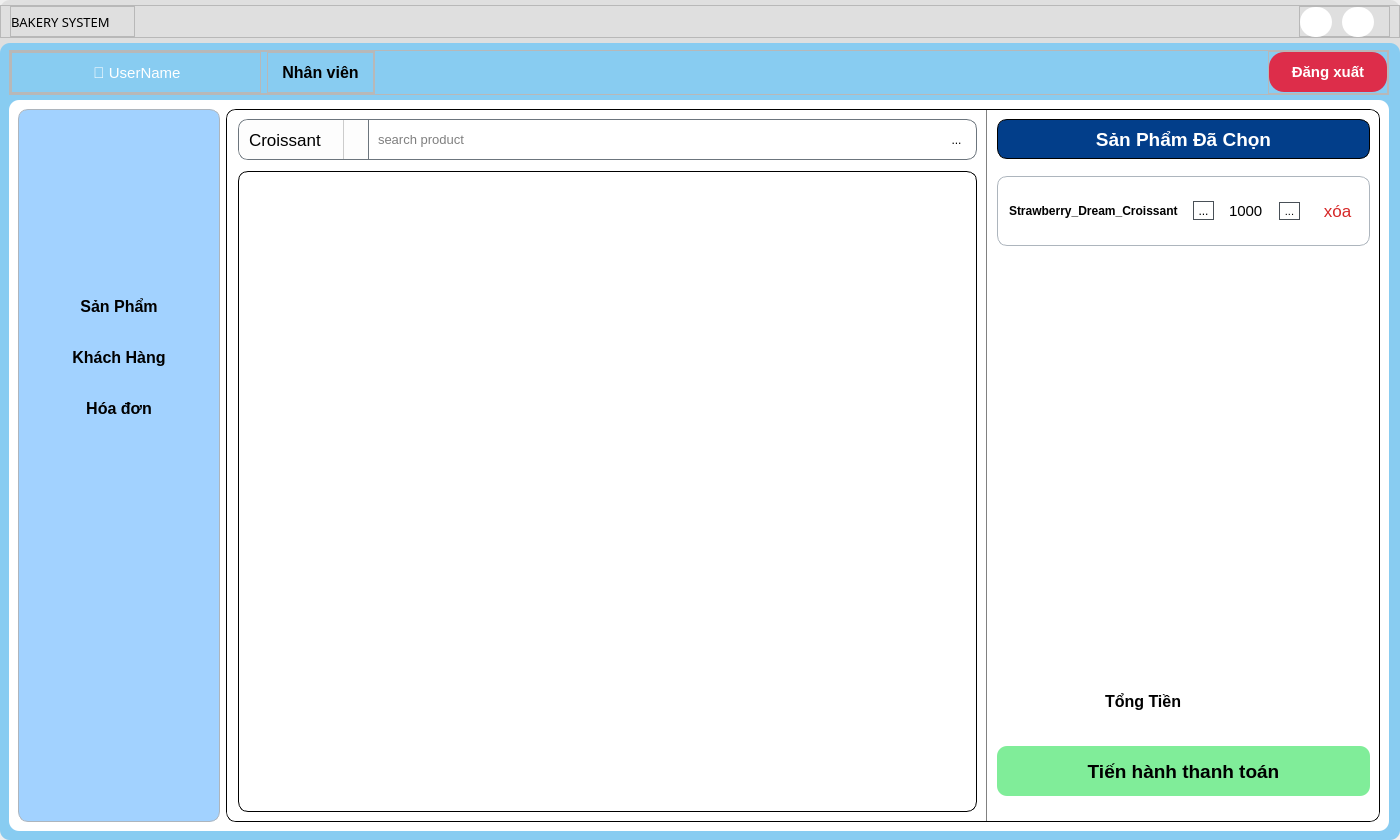
The window that UI/forms/employee/employee_main_screen.ui (yuukun123/bakery-management-system) describes before a commit, drawn with Qt 5.
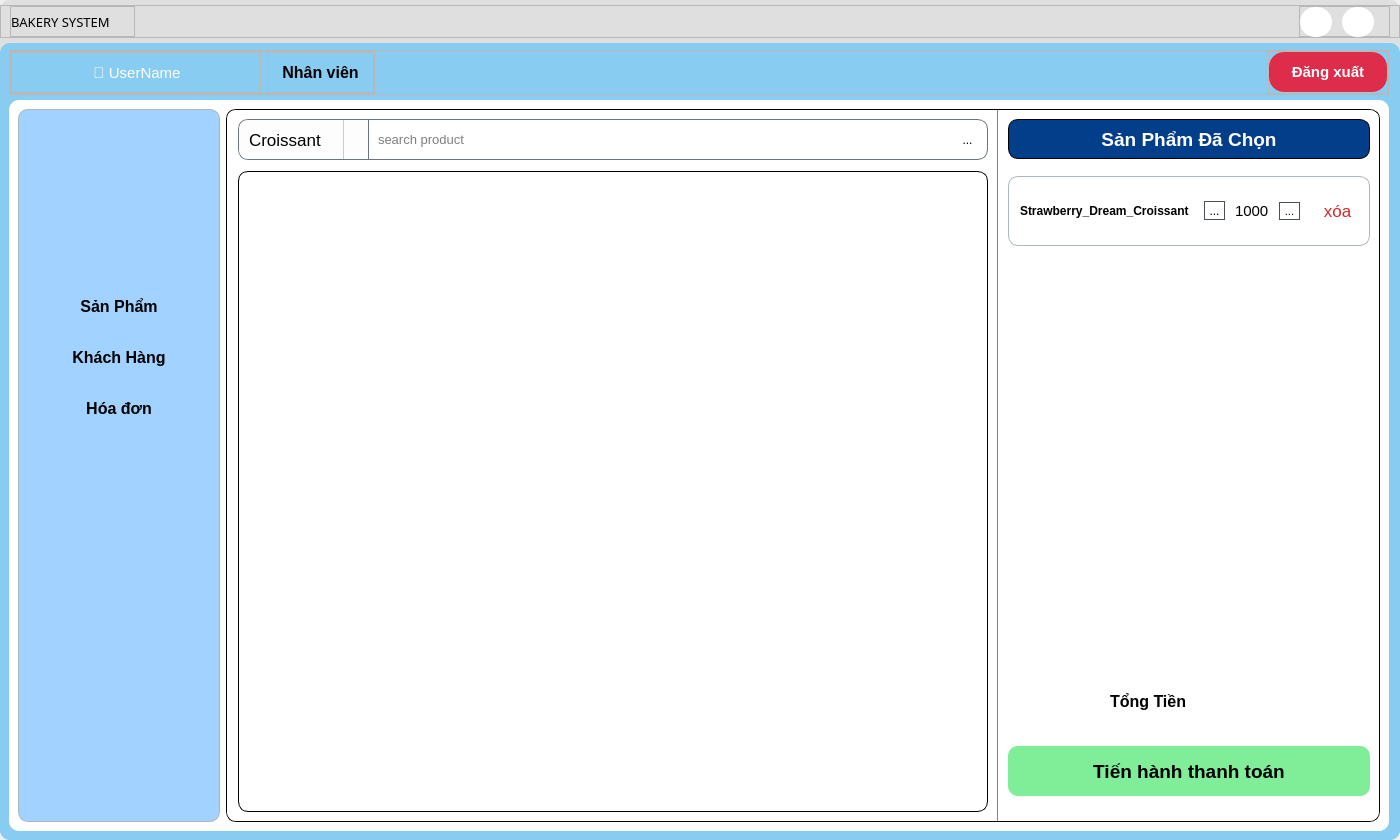
The same window after the commit. Icons and pictures are not drawn.

Patch:
```diff
--- a/UI/forms/employee/employee_main_screen.ui
+++ b/UI/forms/employee/employee_main_screen.ui
@@ -1375,7 +1375,7 @@
                                     </property>
                                     <layout class="QHBoxLayout" name="horizontalLayout_10">
                                      <property name="spacing">
-                                      <number>5</number>
+                                      <number>2</number>
                                      </property>
                                      <property name="leftMargin">
                                       <number>0</number>
@@ -1423,7 +1423,7 @@
                                        </property>
                                        <property name="maximumSize">
                                         <size>
-                                         <width>55</width>
+                                         <width>50</width>
                                          <height>50</height>
                                         </size>
                                        </property>
```
